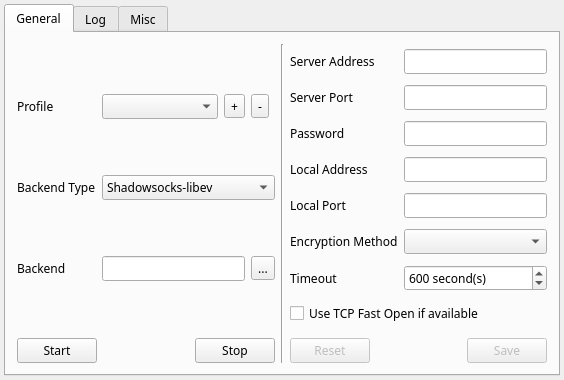
Old version of the form src/mainwindow.ui in the repository shadowsocks/shadowsocks-qt5.
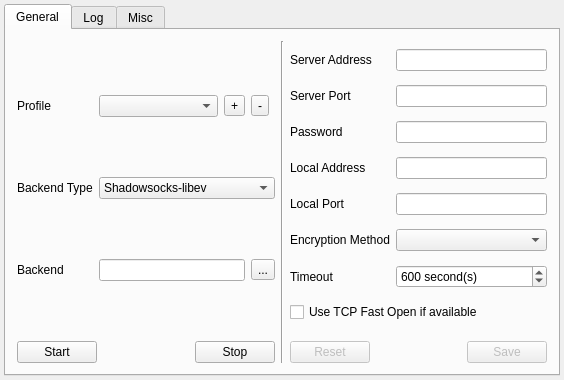
New version of the form. Icons and pictures are not drawn.

```diff
--- a/src/mainwindow.ui
+++ b/src/mainwindow.ui
@@ -22,11 +22,6 @@
     <height>380</height>
    </size>
   </property>
-  <property name="font">
-   <font>
-    <family>微软雅黑</family>
-   </font>
-  </property>
   <property name="windowTitle">
    <string>Shadowsocks-Qt5</string>
   </property>
```
